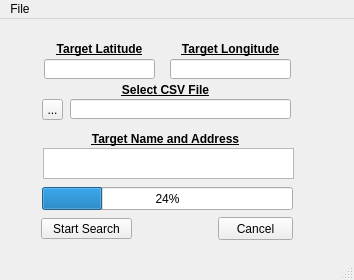
thenewguy854/Geospatial-Location-webscraper, file Gui_window.ui: the form before one commit.
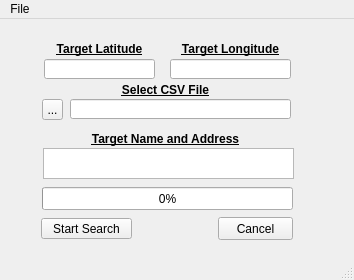
The form after the commit.

Commit message: Created Readme.md for Project, and corrected functionality with GUI and backbone functions.

The edit to the form file:
```diff
--- a/Gui_window.ui
+++ b/Gui_window.ui
@@ -50,7 +50,7 @@
      </rect>
     </property>
     <property name="value">
-     <number>24</number>
+     <number>0</number>
     </property>
    </widget>
    <widget class="QToolButton" name="toolButton">
```
Left out of the diff: 18 changed lines with no effect on the pictures. The commit also changes 5 other files.
